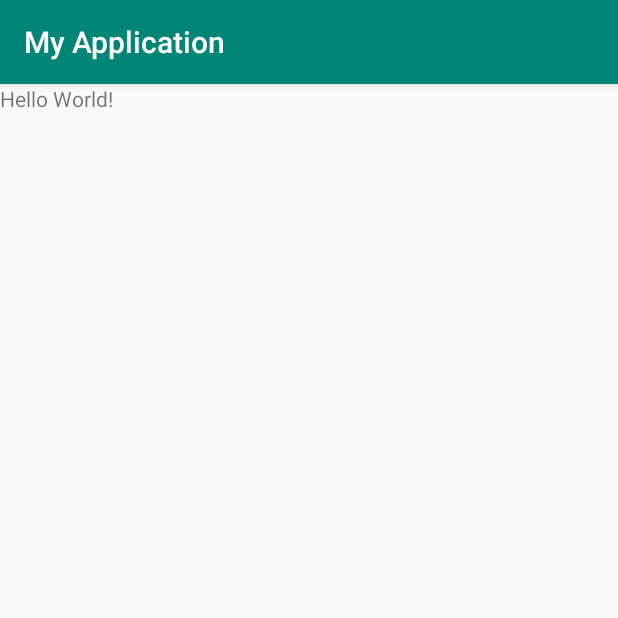
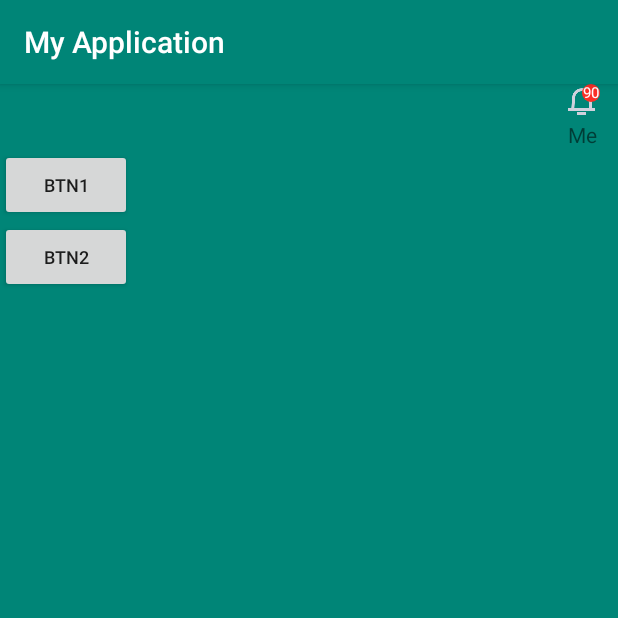
Before and after one commit to Android-yang/MyApplication, an Android app: the screen it shows after launch (MainActivity), on a phone screen of 412 x 824 dp, the top half of it. Run offline under Robolectric (Android 15) with nearby library versions, the phone set to English and light mode, and no system bars.

Commit message:
新增BadgeImageView

```diff
--- a/app/src/main/java/com/yange/myapplication/MainActivity.kt
+++ b/app/src/main/java/com/yange/myapplication/MainActivity.kt
@@ -2,11 +2,20 @@ package com.yange.myapplication
 
 import android.os.Bundle
 import android.support.v7.app.AppCompatActivity
+import kotlinx.android.synthetic.main.activity_main.*
 
 class MainActivity : AppCompatActivity() {
 
     override fun onCreate(savedInstanceState: Bundle?) {
         super.onCreate(savedInstanceState)
         setContentView(R.layout.activity_main)
+
+        notice_iv.mNum = 90
+        bt1.setOnClickListener {
+            notice_iv.mShowRedPoint = false
+        }
+        bt2.setOnClickListener {
+            notice_iv.mShowRedPoint = true
+        }
     }
 }
--- /dev/null
+++ b/app/src/main/java/com/yange/myapplication/widget/recycleview/BadgeTextView.kt
@@ -0,0 +1,91 @@
+package com.yange.myapplication.widget.recycleview
+
+import android.content.Context
+import android.graphics.Canvas
+import android.graphics.Paint
+import android.util.AttributeSet
+import android.widget.ImageView
+import android.widget.TextView
+import com.yange.myapplication.R
+
+/**
+ * author : yangke on 2019-11-19
+ * weChat : ACE_5200125
+ * email  : 211yangke@gmail.com
+ * desc   : 支持红点，消息数量的TextView
+ * version:v1.0
+ */
+class BadgeTextView(ctx: Context, attr: AttributeSet) : TextView(ctx, attr) {
+
+    /**
+     * 配置通知数量
+     */
+    var mNum = 0
+        set(value) {
+            field = value
+            invalidate()
+        }
+    /**
+     * 配置通知红点
+     * */
+    var mShowRedPoint = false
+        set(value) {
+            mNum = 0
+            field = value
+            invalidate()
+        }
+
+    override fun onDraw(canvas: Canvas) {
+        super.onDraw(canvas)
+        if(mShowRedPoint){
+            drawCircle(resources.getDimensionPixelSize(R.dimen.dp2).toFloat(), canvas)
+            return
+        }
+        if (mNum > 0) {
+            val pair = drawCircle(width / 4f, canvas)
+            var radius = pair.first
+            val paint = pair.second
+            var textSize = resources.getDimensionPixelSize(R.dimen.dp10)
+            var xPosition = 0f
+            paint.color = resources.getColor(R.color.community_notice_corner_text)
+            if (mNum < 10) {
+                xPosition = width - radius - textSize / 4 - paddingRight / 2
+            } else if (mNum < 99) {
+                xPosition = width - radius - textSize / 2 - paddingRight / 2 - 1
+            } else {
+                xPosition = width - radius - textSize / 2 - paddingRight / 2 - 3
+            }
+
+            var showTextStr = ""
+            if (mNum < 99) {
+                showTextStr = "${mNum}"
+            } else {
+                textSize = resources.getDimensionPixelSize(R.dimen.dp8)
+                showTextStr = "99+"
+            }
+
+            paint.textSize = textSize.toFloat()
+            canvas.drawText(
+                showTextStr
+                , xPosition
+                , radius + textSize / 3 + paddingTop / 2
+                , paint
+            )
+        }
+    }
+
+    private fun drawCircle(radius : Float, canvas: Canvas): Pair<Float, Paint> {
+        val paint = Paint()
+        paint.isAntiAlias = true
+        paint.color = resources.getColor(R.color.community_notice_corner_bg)
+        paint.style = Paint.Style.FILL
+
+        canvas.drawCircle(
+            width - radius - paddingRight / 2,
+            radius + paddingTop / 2,
+            radius,
+            paint
+        )
+        return Pair(radius, paint)
+    }
+}
--- a/app/src/main/res/layout/activity_main.xml
+++ b/app/src/main/res/layout/activity_main.xml
@@ -2,10 +2,32 @@
 <LinearLayout xmlns:android="http://schemas.android.com/apk/res/android"
     android:id="@+id/root_layout_ll"
     android:layout_width="match_parent"
-    android:layout_height="match_parent">
+    android:layout_height="match_parent"
+    android:background="@color/colorPrimary"
+    android:orientation="vertical">
 
-    <TextView
+    <com.yange.myapplication.widget.recycleview.BadgeTextView
+        android:id="@+id/notice_iv"
         android:layout_width="wrap_content"
         android:layout_height="wrap_content"
-        android:text="Hello World!" />
+        android:layout_gravity="right"
+        android:layout_marginRight="12dp"
+        android:drawableTop="@drawable/notice"
+        android:gravity="center"
+        android:text="Me" />
+
+    <Button
+        android:id="@+id/bt1"
+        android:layout_width="wrap_content"
+        android:layout_height="wrap_content"
+        android:text="Btn1"
+        android:textSize="@dimen/dp12" />
+
+    <Button
+        android:id="@+id/bt2"
+        android:layout_width="wrap_content"
+        android:layout_height="wrap_content"
+        android:text="Btn2"
+        android:textSize="@dimen/dp12" />
+
 </LinearLayout>
--- a/app/src/main/res/mipmap-anydpi-v26/ic_launcher.xml
+++ /dev/null
@@ -1,5 +0,0 @@
-<?xml version="1.0" encoding="utf-8"?>
-<adaptive-icon xmlns:android="http://schemas.android.com/apk/res/android">
-    <background android:drawable="@drawable/ic_launcher_background" />
-    <foreground android:drawable="@drawable/ic_launcher_foreground" />
-</adaptive-icon>
--- a/app/src/main/res/mipmap-anydpi-v26/ic_launcher_round.xml
+++ /dev/null
@@ -1,5 +0,0 @@
-<?xml version="1.0" encoding="utf-8"?>
-<adaptive-icon xmlns:android="http://schemas.android.com/apk/res/android">
-    <background android:drawable="@drawable/ic_launcher_background" />
-    <foreground android:drawable="@drawable/ic_launcher_foreground" />
-</adaptive-icon>
--- a/app/src/main/res/values/colors.xml
+++ b/app/src/main/res/values/colors.xml
@@ -11,4 +11,6 @@
     <color name="day_f2f4f8_night_20232b">#f2f4f8</color>
     <color name="load_end">#a5a7b7</color>
 
+    <color name="community_notice_corner_bg">#fb2f26</color>
+    <color name="community_notice_corner_text">#ffffff</color>
 </resources>
--- a/app/src/main/res/values/dimens.xml
+++ b/app/src/main/res/values/dimens.xml
@@ -1,4 +1,20 @@
 <?xml version="1.0" encoding="utf-8"?>
 <resources>
     <dimen name="section_decoration_top">36dp</dimen>
+    <dimen name="dp1">1dp</dimen>
+    <dimen name="dp2">2dp</dimen>
+    <dimen name="dp3">3dp</dimen>
+    <dimen name="dp4">4dp</dimen>
+    <dimen name="dp5">5dp</dimen>
+    <dimen name="dp6">6dp</dimen>
+    <dimen name="dp7">7dp</dimen>
+    <dimen name="dp8">8dp</dimen>
+    <dimen name="dp9">9dp</dimen>
+    <dimen name="dp10">10dp</dimen>
+    <dimen name="dp11">11dp</dimen>
+    <dimen name="dp12">12dp</dimen>
+    <dimen name="dp13">13dp</dimen>
+    <dimen name="dp14">14dp</dimen>
+    <dimen name="dp15">15dp</dimen>
+    <dimen name="dp16">16dp</dimen>
 </resources>
```
Also changed, not shown: app/src/main/res/drawable-v24/ic_launcher_foreground.xml (deleted, +0 -34 lines), app/src/main/res/drawable-xxhdpi/notice.png (added), app/src/main/res/mipmap-hdpi/ic_launcher.png (deleted), app/src/main/res/mipmap-hdpi/ic_launcher_round.png (deleted), app/src/main/res/mipmap-mdpi/ic_launcher.png (deleted), app/src/main/res/mipmap-mdpi/ic_launcher_round.png (deleted), app/src/main/res/mipmap-xxxhdpi/ic_launcher.png (deleted), app/src/main/res/mipmap-xxxhdpi/ic_launcher_round.png (deleted).
